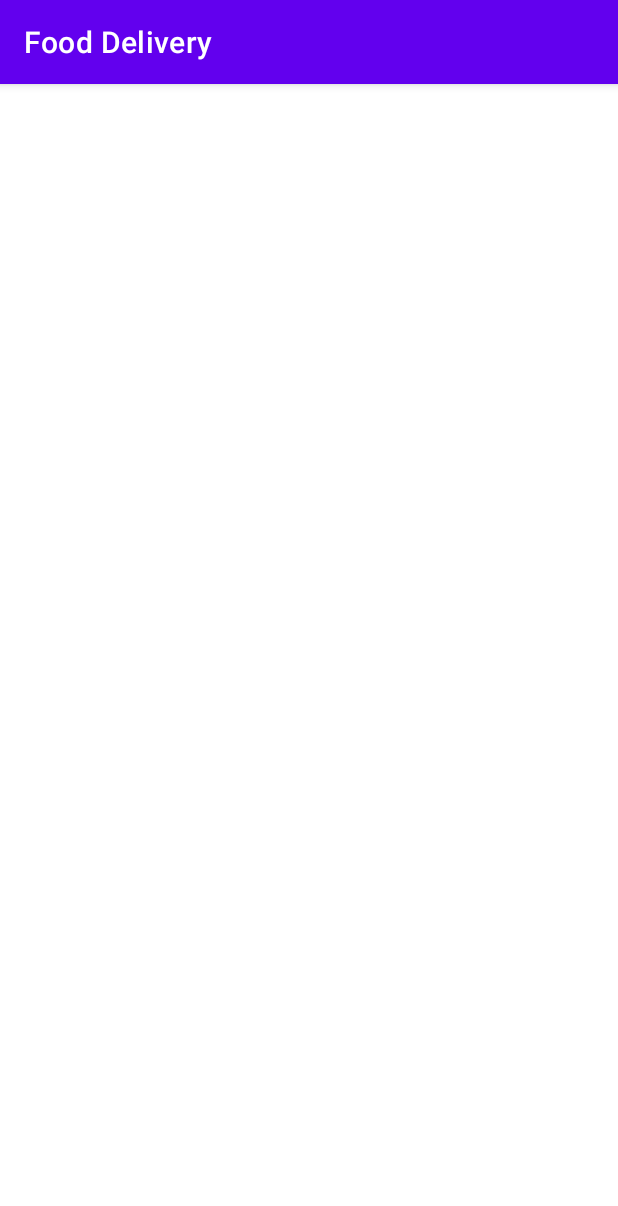
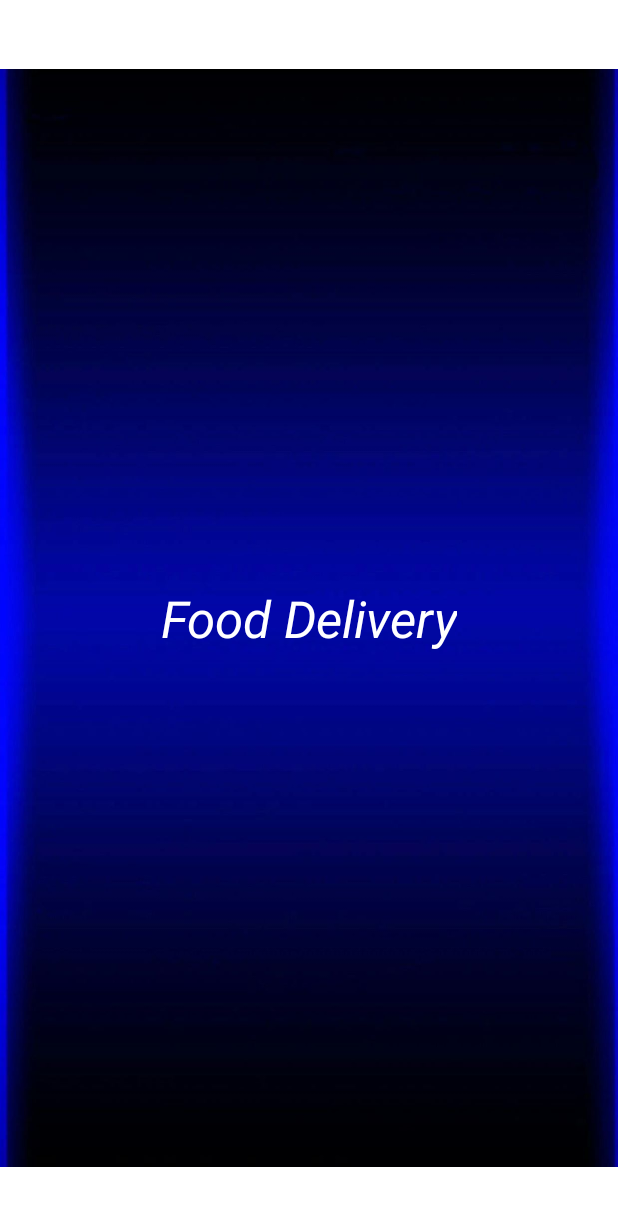
Before and after one commit to omprakash-mopuri-improve10x/Food-Delivery, an Android app: the first screen one second after launch (SplashActivity), on a phone screen of 412 x 824 dp. Shown: the top 1206 px of the screen. Run offline under Robolectric (Android 15) with nearby library versions, the phone set to English and light mode, and no system bars.

Commit message:
Implemented Splash Activity

```diff
--- a/app/src/main/java/com/omprakash/fooddelivery/SplashActivity.java
+++ b/app/src/main/java/com/omprakash/fooddelivery/SplashActivity.java
@@ -2,13 +2,27 @@ package com.omprakash.fooddelivery;
 
 import androidx.appcompat.app.AppCompatActivity;
 
+import android.content.Intent;
 import android.os.Bundle;
+import android.os.Handler;
+
+import com.omprakash.fooddelivery.databinding.ActivitySplashBinding;
 
 public class SplashActivity extends AppCompatActivity {
+
+    ActivitySplashBinding binding;
 
     @Override
     protected void onCreate(Bundle savedInstanceState) {
         super.onCreate(savedInstanceState);
-        setContentView(R.layout.activity_splash);
+        binding = ActivitySplashBinding.inflate(getLayoutInflater());
+        setContentView(binding.getRoot());
+        getSupportActionBar().hide();
+        Handler handler = new Handler();
+        handler.postDelayed(() -> {
+            Intent intent = new Intent(this, DeliveryActivity.class);
+            startActivity(intent);
+            finish();
+        }, 3000);
     }
 }
--- a/app/src/main/res/layout/activity_splash.xml
+++ b/app/src/main/res/layout/activity_splash.xml
@@ -6,4 +6,27 @@
     android:layout_height="match_parent"
     tools:context=".SplashActivity">
 
+    <ImageView
+        android:id="@+id/imageView"
+        android:layout_width="wrap_content"
+        android:layout_height="0dp"
+        android:adjustViewBounds="true"
+        app:layout_constraintBottom_toBottomOf="parent"
+        app:layout_constraintEnd_toEndOf="parent"
+        app:layout_constraintStart_toStartOf="parent"
+        app:layout_constraintTop_toTopOf="parent"
+        app:srcCompat="@drawable/splash2" />
+
+    <TextView
+        android:id="@+id/textView"
+        android:layout_width="wrap_content"
+        android:layout_height="wrap_content"
+        android:text="Food Delivery"
+        android:textColor="#FFFFFF"
+        android:textSize="34sp"
+        android:textStyle="italic"
+        app:layout_constraintBottom_toBottomOf="parent"
+        app:layout_constraintEnd_toEndOf="parent"
+        app:layout_constraintStart_toStartOf="parent"
+        app:layout_constraintTop_toTopOf="parent" />
 </androidx.constraintlayout.widget.ConstraintLayout>
```
Also changed, not shown: app/build.gradle (+6 -1 lines), app/src/main/AndroidManifest.xml (+8 -1 lines), app/src/main/java/com/omprakash/fooddelivery/DeliveryActivity.java (added, +14 -0 lines), app/src/main/res/layout/activity_delivery.xml (added, +9 -0 lines), app/src/main/res/drawable/splash.jpg (added), app/src/main/res/drawable/splash1.jpg (added), app/src/main/res/drawable/splash2.jpg (added).
